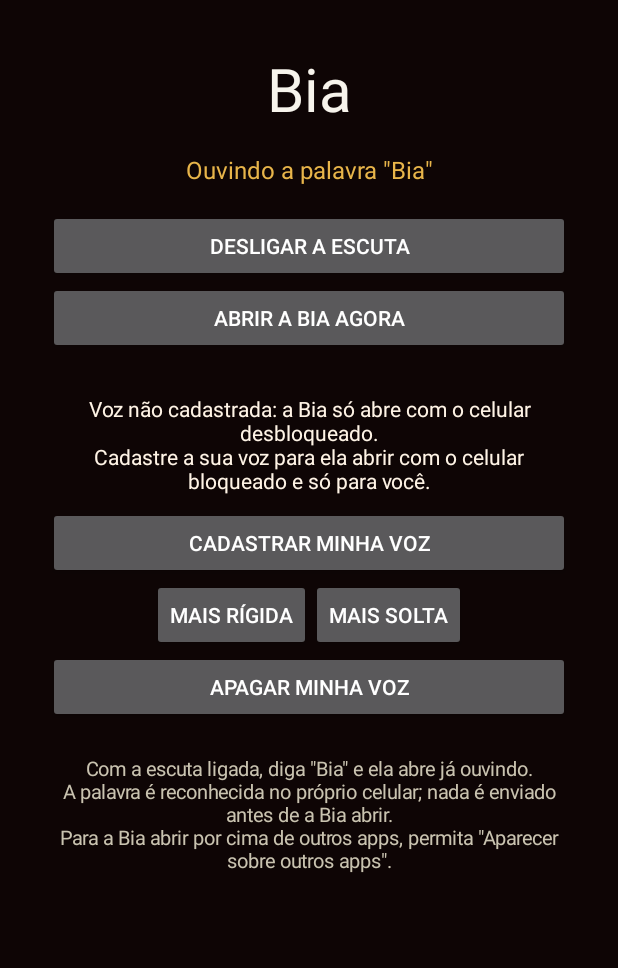
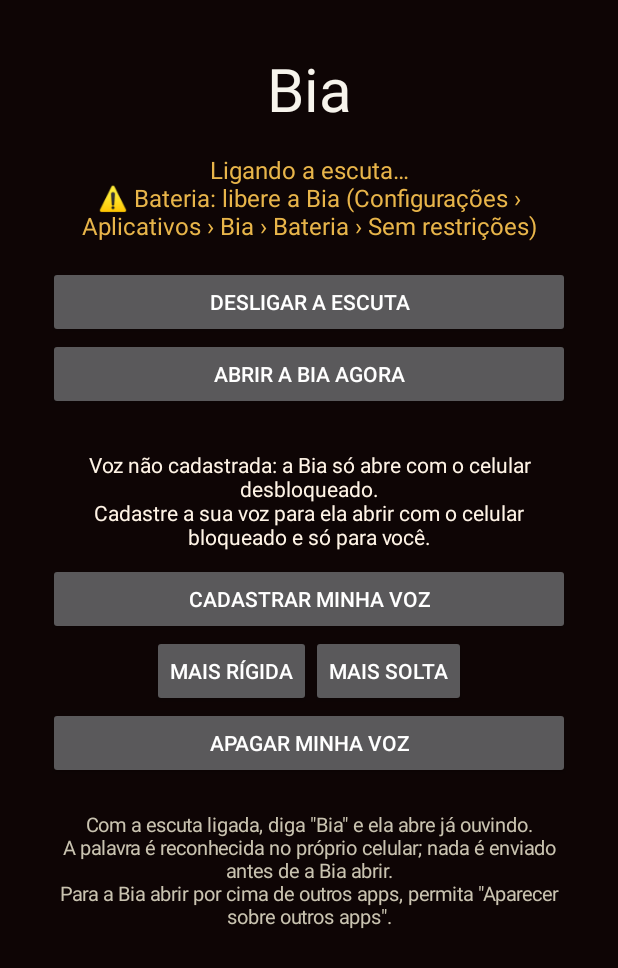
Before and after one commit to menezesaguiaradv-bit/caiman, an Android app: the screen it shows after launch (MainActivity), after a tap on "LIGAR A ESCUTA", on a phone screen of 412 x 824 dp. Shown: the top 968 px of the screen. Run offline under Robolectric (Android 15) with nearby library versions, the phone set to English and light mode, and no system bars.

Commit message:
App Android: escuta com o app fechado (bateria sem restricao, reinicia o microfone ao abrir, aviso de microfone mudo, status na tela)
Co-Authored-By: Claude Opus 5.5 <noreply@anthropic.com>
Claude-Session: https://claude.ai/code/session_013tp5wi9Bw9oAwFCQoQN4KY

```diff
--- a/android-bia/app/build.gradle.kts
+++ b/android-bia/app/build.gradle.kts
@@ -6,8 +6,8 @@ android {
     applicationId = "br.com.caimanagro.bia"
     minSdk = 26
     targetSdk = 34
-    versionCode = 10
-    versionName = "2026.11.06-minhavoz"
+    versionCode = 11
+    versionName = "2026.11.06-fundo"
     ndk { abiFilters += listOf("arm64-v8a") }   // celulares atuais; corta o APK pela metade
   }
   /* 06/11: chave FIXA (cofre do GitHub: BIA_KEYSTORE em base64 + BIA_KEY_PASS). Com ela a versao nova instala por cima
--- a/android-bia/app/src/main/AndroidManifest.xml
+++ b/android-bia/app/src/main/AndroidManifest.xml
@@ -10,6 +10,7 @@
   <uses-permission android:name="android.permission.USE_FULL_SCREEN_INTENT" />
   <uses-permission android:name="android.permission.RECEIVE_BOOT_COMPLETED" />
   <uses-permission android:name="android.permission.WAKE_LOCK" />
+  <uses-permission android:name="android.permission.REQUEST_IGNORE_BATTERY_OPTIMIZATIONS" />
   <uses-permission android:name="android.permission.DISABLE_KEYGUARD" />
   <application android:label="Bia" android:icon="@mipmap/ic_launcher" android:allowBackup="false" android:theme="@android:style/Theme.Material.NoActionBar">
     <activity android:name=".MainActivity" android:exported="true">
@@ -29,7 +30,7 @@
     <service android:name=".Reconhece" android:exported="true" android:label="Bia">
       <intent-filter><action android:name="android.speech.RecognitionService" /><category android:name="android.intent.category.DEFAULT" /></intent-filter>
     </service>
-    <service android:name=".OuvirService" android:exported="false" android:foregroundServiceType="microphone" />
+    <service android:name=".OuvirService" android:exported="false" android:foregroundServiceType="microphone" android:stopWithTask="false" />
     <receiver android:name=".Inicio" android:exported="true">
       <intent-filter><action android:name="android.intent.action.BOOT_COMPLETED" /></intent-filter>
     </receiver>
--- a/android-bia/app/src/main/java/br/com/caimanagro/bia/Inicio.kt
+++ b/android-bia/app/src/main/java/br/com/caimanagro/bia/Inicio.kt
@@ -8,6 +8,6 @@ import android.content.Intent
 class Inicio : BroadcastReceiver() {
   override fun onReceive(c: Context, i: Intent) {
     if (i.action == Intent.ACTION_BOOT_COMPLETED && c.getSharedPreferences("bia", Context.MODE_PRIVATE).getBoolean("ligado", false))
-      c.startForegroundService(Intent(c, OuvirService::class.java))
+      try { c.startForegroundService(Intent(c, OuvirService::class.java)) } catch (_: Exception) {}   // Android 14 pode barrar microfone no boot: abrir o app reativa
   }
 }
--- a/android-bia/app/src/main/java/br/com/caimanagro/bia/MainActivity.kt
+++ b/android-bia/app/src/main/java/br/com/caimanagro/bia/MainActivity.kt
@@ -48,7 +48,13 @@ class MainActivity : Activity() {
     atualizar()
   }
 
-  override fun onResume() { super.onResume(); atualizar() }
+  override fun onResume() {
+    super.onResume()
+    /* app aberto: reinicia a escuta com o microfone liberado (o Android so da microfone a servico iniciado com o app na tela) */
+    if (getSharedPreferences("bia", MODE_PRIVATE).getBoolean("ligado", false))
+      try { startForegroundService(Intent(this, OuvirService::class.java).setAction("reiniciar")) } catch (_: Exception) {}
+    atualizar()
+  }
 
   private fun pedirPermissoes() {
     val faltam = mutableListOf<String>()
@@ -56,6 +62,9 @@ class MainActivity : Activity() {
     if (Build.VERSION.SDK_INT >= 33 && checkSelfPermission(Manifest.permission.POST_NOTIFICATIONS) != PackageManager.PERMISSION_GRANTED) faltam += Manifest.permission.POST_NOTIFICATIONS
     if (faltam.isNotEmpty()) requestPermissions(faltam.toTypedArray(), 1)
     if (!Settings.canDrawOverlays(this)) startActivity(Intent(Settings.ACTION_MANAGE_OVERLAY_PERMISSION, Uri.parse("package:$packageName")))
+    /* 06/11 18h50: sem isso a economia de bateria da Samsung encerra a escuta com o app fechado */
+    else if (!getSystemService(android.os.PowerManager::class.java).isIgnoringBatteryOptimizations(packageName))
+      try { startActivity(Intent(Settings.ACTION_REQUEST_IGNORE_BATTERY_OPTIMIZATIONS, Uri.parse("package:$packageName"))) } catch (_: Exception) {}
   }
 
   private fun alternar() {
@@ -69,7 +78,13 @@ class MainActivity : Activity() {
 
   private fun atualizar() {
     val ligado = getSharedPreferences("bia", MODE_PRIVATE).getBoolean("ligado", false)
-    estado.text = if (ligado) "Ouvindo a palavra \"Bia\"" else "Escuta desligada"
+    val pf = getSharedPreferences("bia", MODE_PRIVATE)
+    val vivo = System.currentTimeMillis() - pf.getLong("ouvindo_em", 0) < 90_000
+    val bat = getSystemService(android.os.PowerManager::class.java).isIgnoringBatteryOptimizations(packageName)
+    estado.text = if (!ligado) "Escuta desligada"
+      else (if (pf.getBoolean("mic_mudo", false)) "⚠️ O Android pausou o microfone. Deixe o app aberto alguns segundos."
+        else if (vivo) "✅ Ouvindo a palavra \"Bia\"" else "Ligando a escuta…") +
+        (if (!bat) "\n⚠️ Bateria: libere a Bia (Configurações › Aplicativos › Bia › Bateria › Sem restrições)" else "")
     botao.text = if (ligado) "Desligar a escuta" else "Ligar a escuta"
     val tem = VozPerfil.perfil(this) != null
     val ult = VozPerfil.ultima(this)
```
Also changed, not shown: android-bia/app/src/main/java/br/com/caimanagro/bia/OuvirService.kt (+22 -0 lines).
